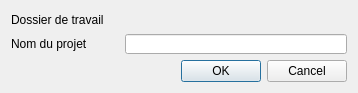
Old version of the form ui/new_project.ui in the repository MathieuChailloux/MitiConnect.
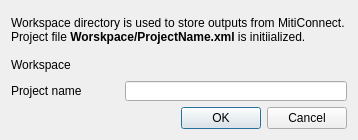
New version of the form. Custom widgets are drawn as their Qt base class.

Commit message: New project dialog text

```diff
--- a/ui/new_project.ui
+++ b/ui/new_project.ui
@@ -7,7 +7,7 @@
     <x>0</x>
     <y>0</y>
     <width>358</width>
-    <height>93</height>
+    <height>140</height>
    </rect>
   </property>
   <property name="sizePolicy">
@@ -19,7 +19,7 @@
   <property name="maximumSize">
    <size>
     <width>16777215</width>
-    <height>93</height>
+    <height>140</height>
    </size>
   </property>
   <property name="windowTitle">
@@ -29,7 +29,23 @@
    <string>Create new project</string>
   </property>
   <layout class="QGridLayout" name="gridLayout">
-   <item row="0" column="0" colspan="2">
+   <item row="0" column="0" colspan="3">
+    <widget class="QLabel" name="label_3">
+     <property name="contextMenuPolicy">
+      <enum>Qt::PreventContextMenu</enum>
+     </property>
+     <property name="text">
+      <string>&lt;html&gt;&lt;head/&gt;&lt;body&gt;&lt;p&gt;Workspace directory is used to store outputs from MitiConnect.&lt;br/&gt;Project file &lt;span style=&quot; font-weight:600;&quot;&gt;Worskpace/ProjectName.xml&lt;/span&gt; is initiialized.&lt;/p&gt;&lt;/body&gt;&lt;/html&gt;</string>
+     </property>
+     <property name="textFormat">
+      <enum>Qt::RichText</enum>
+     </property>
+     <property name="wordWrap">
+      <bool>true</bool>
+     </property>
+    </widget>
+   </item>
+   <item row="1" column="0" colspan="2">
     <widget class="QLabel" name="label">
      <property name="maximumSize">
       <size>
@@ -38,14 +54,14 @@
       </size>
      </property>
      <property name="text">
-      <string>Dossier de travail</string>
+      <string>Workspace</string>
      </property>
      <property name="scaledContents">
       <bool>true</bool>
      </property>
     </widget>
    </item>
-   <item row="0" column="2">
+   <item row="1" column="2">
     <widget class="QgsFileWidget" name="workspaceDir">
      <property name="sizePolicy">
       <sizepolicy hsizetype="Preferred" vsizetype="Fixed">
@@ -53,6 +69,12 @@
        <verstretch>0</verstretch>
       </sizepolicy>
      </property>
+     <property name="minimumSize">
+      <size>
+       <width>0</width>
+       <height>20</height>
+      </size>
+     </property>
      <property name="maximumSize">
       <size>
        <width>16777215</width>
@@ -61,18 +83,24 @@
      </property>
     </widget>
    </item>
-   <item row="1" column="0">
+   <item row="2" column="0">
     <widget class="QLabel" name="label_2">
      <property name="text">
-      <string>Nom du projet</string>
+      <string>Project name</string>
      </property>
      <property name="scaledContents">
       <bool>true</bool>
      </property>
     </widget>
    </item>
-   <item row="1" column="1" colspan="2">
+   <item row="2" column="1" colspan="2">
     <widget class="QLineEdit" name="projectName">
+     <property name="minimumSize">
+      <size>
+       <width>0</width>
+       <height>20</height>
+      </size>
+     </property>
      <property name="maximumSize">
       <size>
        <width>16777215</width>
@@ -81,7 +109,7 @@
      </property>
     </widget>
    </item>
-   <item row="2" column="0" colspan="3">
+   <item row="3" column="0" colspan="3">
     <widget class="QDialogButtonBox" name="buttonBox">
      <property name="accessibleName">
       <string/>
```
The commit also changes 1 other file.
